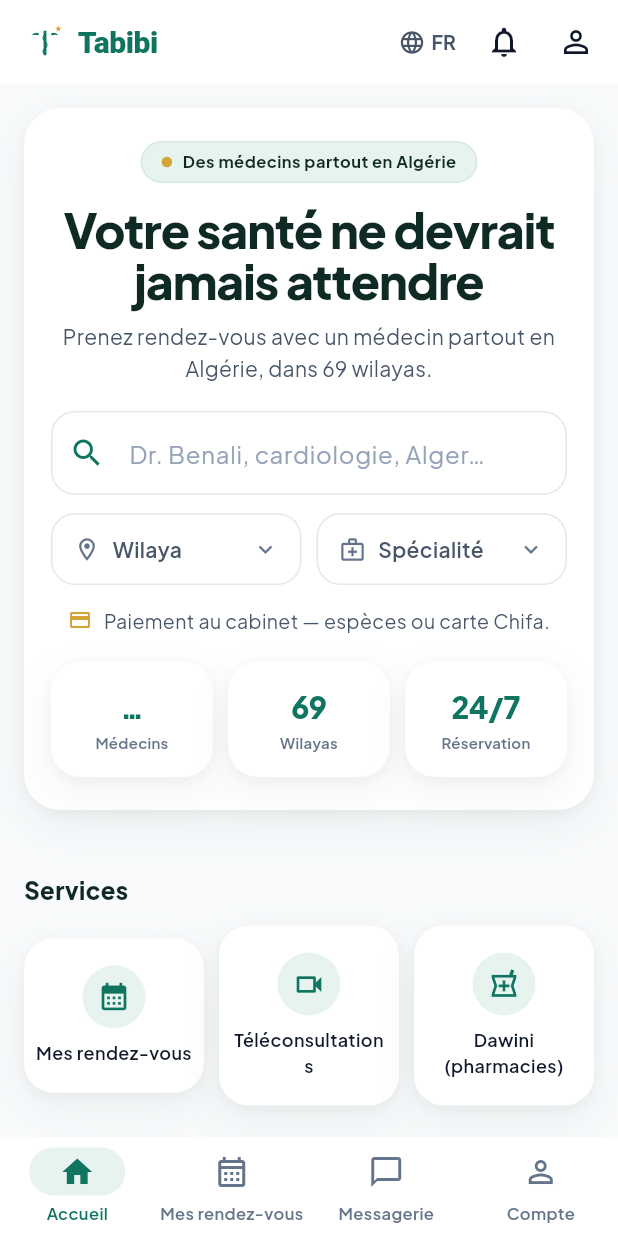
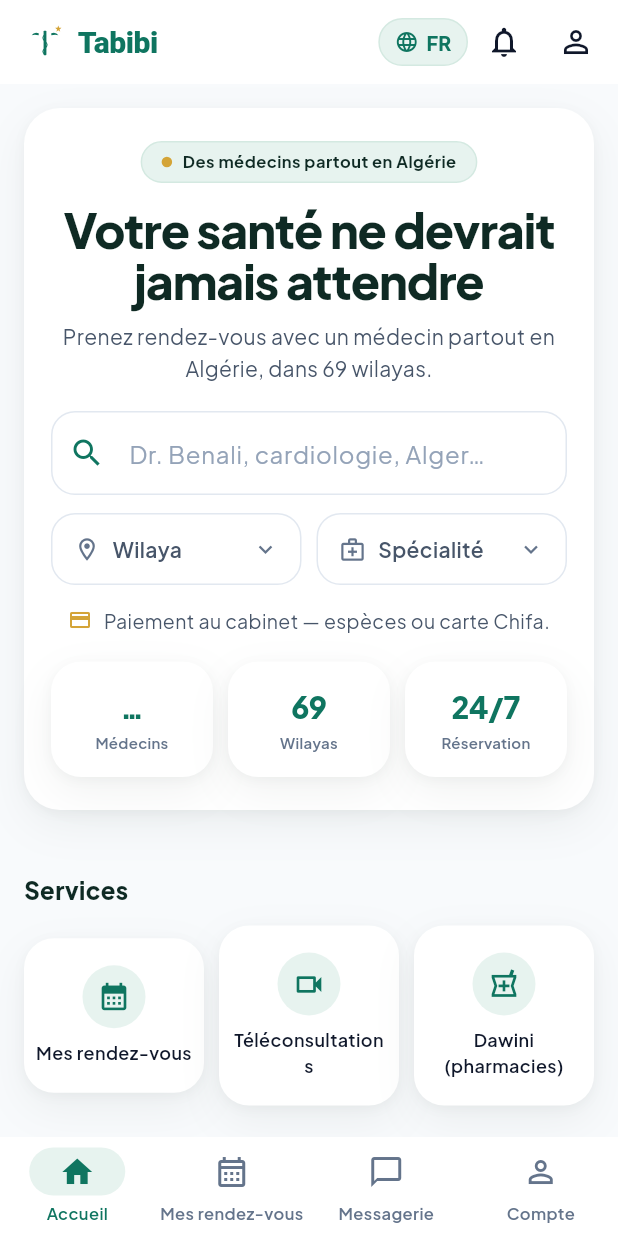
Before and after one commit to Ariles2025-ops/tabibi-mobile, a Flutter app: the screen it shows after launch, on a phone screen of 412 x 824 dp. Run offline on Flutter 3.47's test engine with Material 3 defaults, Android fonts, the phone set to English and light mode, and no system bars; our stand-ins replace flutter_svg, open_filex, shared_preferences; missing offline and left inert: flutter_appauth; network calls fail; project files that could hold a hidden picture were left out.

Commit message:
langue: pastille verte visible dans la barre (globe + code)
Co-Authored-By: Claude Opus 4.8 <noreply@anthropic.com>
Claude-Session: https://claude.ai/code/session_01CCa1DaNUmAZsjfJadZhwzF

```diff
--- a/lib/main.dart
+++ b/lib/main.dart
@@ -332,19 +332,27 @@ class _RecherchePageState extends State<RecherchePage> {
 
   /// Puce de langue dans la barre (globe + code) ouvrant le selecteur.
   Widget _boutonLangue(BuildContext context) {
-    return TextButton(
-      onPressed: () => _ouvrirLangues(context),
-      style: TextButton.styleFrom(
-        minimumSize: Size.zero,
-        padding: const EdgeInsets.symmetric(horizontal: 8, vertical: 6),
-        foregroundColor: Tabibi.texteDoux,
+    return Padding(
+      padding: const EdgeInsets.symmetric(vertical: 12),
+      child: InkWell(
+        borderRadius: BorderRadius.circular(999),
+        onTap: () => _ouvrirLangues(context),
+        child: Container(
+          padding: const EdgeInsets.symmetric(horizontal: 10, vertical: 6),
+          decoration: BoxDecoration(
+            color: Tabibi.pastille,
+            borderRadius: BorderRadius.circular(999),
+            border: Border.all(color: Tabibi.pastilleBd),
+          ),
+          child: Row(mainAxisSize: MainAxisSize.min, children: [
+            const Icon(Icons.language, size: 16, color: Tabibi.vert),
+            const SizedBox(width: 5),
+            Text(langueDe(context).toUpperCase(),
+                style: const TextStyle(
+                    fontWeight: FontWeight.w800, fontSize: 13, color: Tabibi.vert)),
+          ]),
+        ),
       ),
-      child: Row(mainAxisSize: MainAxisSize.min, children: [
-        const Icon(Icons.language, size: 18, color: Tabibi.texteDoux),
-        const SizedBox(width: 4),
-        Text(langueDe(context).toUpperCase(),
-            style: const TextStyle(fontWeight: FontWeight.w700, fontSize: 13)),
-      ]),
     );
   }
 
```
